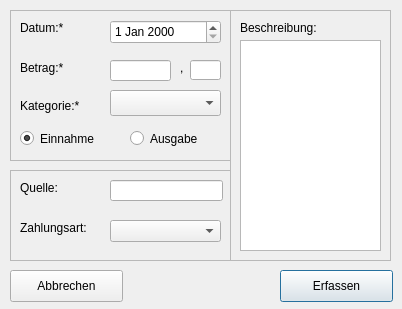
Qt form erfassen.ui (sess2016C/se2016C) before a commit.
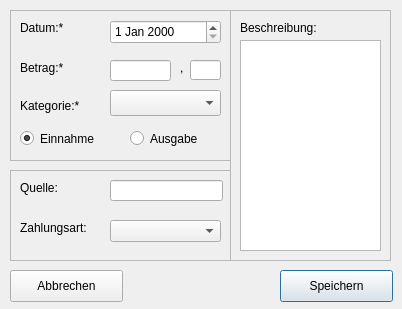
The same form after that commit.

Patch:
```diff
--- a/erfassen.ui
+++ b/erfassen.ui
@@ -23,7 +23,7 @@
     </rect>
    </property>
    <property name="text">
-    <string>Erfassen</string>
+    <string>Speichern</string>
    </property>
   </widget>
   <widget class="QFrame" name="frame">
```
Left out of the diff: 2 changed lines with no effect on the pictures.
